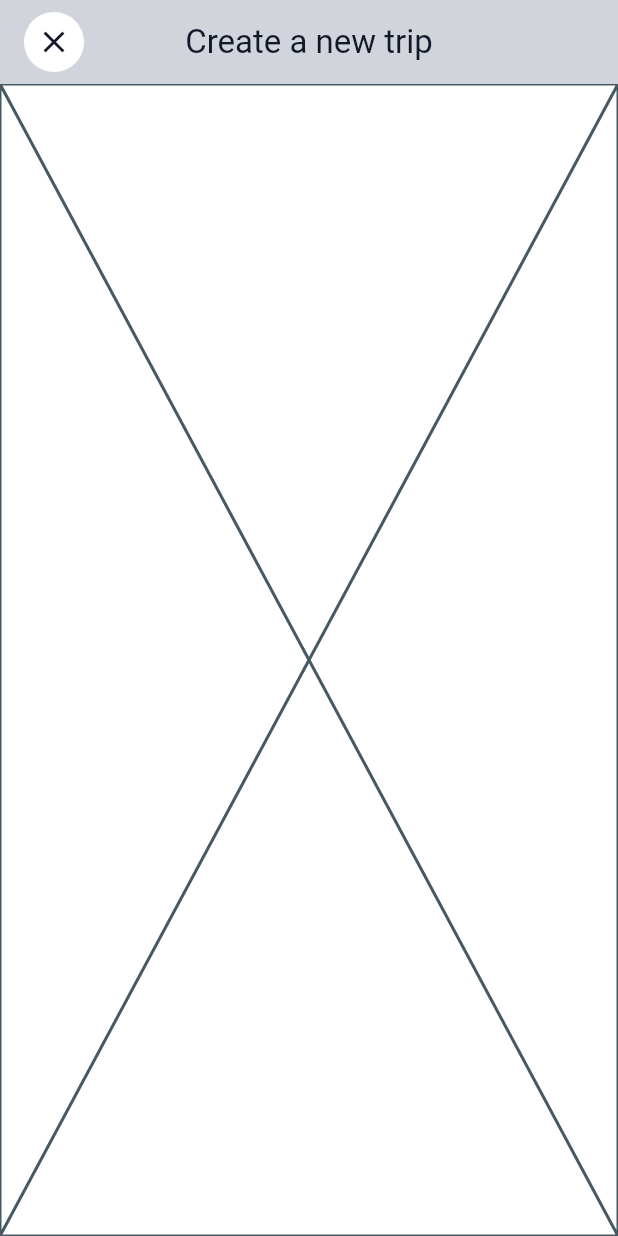
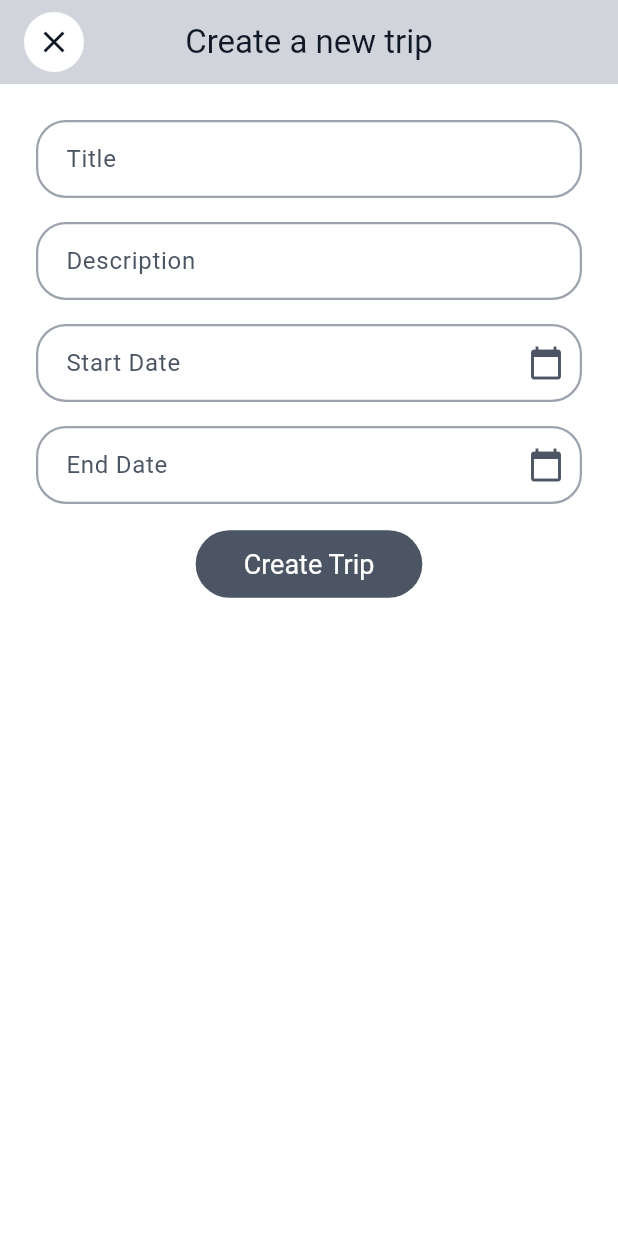
Before and after one commit to STlarner/map-interest-points, a Flutter app: the CreateTripScreen screen opened by its route, on a phone screen of 412 x 824 dp. Run offline on Flutter 3.47's test engine with Material 3 defaults, Android fonts, the phone set to English and light mode, and no system bars; our stand-ins replace cloud_firestore, firebase_auth, firebase_core, firebase_storage, flutter_animate, flutter_map and 5 more; accounts and stored records are empty.

Commit message:
main: basic create trip screen

```diff
--- a/packages/app/lib/ui/screens/create_trip_screen/create_trip_screen.dart
+++ b/packages/app/lib/ui/screens/create_trip_screen/create_trip_screen.dart
@@ -1,9 +1,24 @@
+import "package:core/core.dart";
 import "package:flutter/material.dart";
 
 import "../../widgets/appbar_circle_button.dart";
 
-class CreateTripScreen extends StatelessWidget {
+class CreateTripScreen extends StatefulWidget {
   const CreateTripScreen({super.key});
+
+  @override
+  State<CreateTripScreen> createState() => _CreateTripScreenState();
+}
+
+class _CreateTripScreenState extends State<CreateTripScreen> {
+  final formKey = GlobalKey<FormState>();
+  final titleController = TextEditingController();
+  final descriptionController = TextEditingController();
+  final startDateController = TextEditingController();
+  final endDateController = TextEditingController();
+
+  DateTime? startDate;
+  DateTime? endDate;
 
   @override
   Widget build(BuildContext context) {
@@ -16,10 +31,126 @@ class CreateTripScreen extends StatelessWidget {
           onTap: () => Navigator.of(context).pop(),
         ),
       ),
-      body: const Hero(
-        tag: "bottom-bar-center-button",
-        child: Scaffold(body: Placeholder()),
+      body: SingleChildScrollView(
+        child: Padding(
+          padding: const EdgeInsets.all(24),
+          child: Form(
+            key: formKey,
+            child: Column(
+              spacing: 16,
+              mainAxisSize: MainAxisSize.min,
+              children: [
+                TextFormField(
+                  controller: titleController,
+                  decoration: const InputDecoration(
+                    labelText: "Title",
+                    hintText: "Enter trip title",
+                    border: OutlineInputBorder(),
+                  ),
+                  validator: (value) => (value == null || value.isEmpty)
+                      ? "Enter a valid title"
+                      : null,
+                ),
+                TextFormField(
+                  controller: descriptionController,
+                  decoration: const InputDecoration(
+                    labelText: "Description",
+                    hintText: "Enter trip description",
+                    border: OutlineInputBorder(),
+                  ),
+                  validator: (value) => (value == null || value.isEmpty)
+                      ? "Enter a valid description"
+                      : null,
+                  maxLines: 3,
+                  minLines: 1,
+                ),
+                TextFormField(
+                  controller: startDateController,
+                  readOnly: true,
+                  decoration: const InputDecoration(
+                    labelText: "Start Date",
+                    hintText: "Select start date",
+                    border: OutlineInputBorder(),
+                    suffixIcon: Icon(Icons.calendar_today),
+                  ),
+                  onTap: () => pickDate(
+                    context: context,
+                    controller: startDateController,
+                    initialDate: startDate,
+                    lastDate: endDate,
+                  ),
+                  validator: (value) => (value == null || value.isEmpty)
+                      ? "Select a start date"
+                      : null,
+                ),
+                TextFormField(
+                  controller: endDateController,
+                  readOnly: true,
+                  decoration: const InputDecoration(
+                    labelText: "End Date",
+                    hintText: "Select end date",
+                    border: OutlineInputBorder(),
+                    suffixIcon: Icon(Icons.calendar_today),
+                  ),
+                  onTap: () => pickDate(
+                    context: context,
+                    controller: endDateController,
+                    initialDate: endDate ?? startDate,
+                    firstDate: startDate,
+                  ),
+                  validator: (value) => (value == null || value.isEmpty)
+                      ? "Select an end date"
+                      : null,
+                ),
+                FilledButton(
+                  onPressed: () {
+                    if (formKey.currentState?.validate() == true) {
+                      // Handle form submission
+                    }
+                  },
+                  child: const Text("Create Trip"),
+                ),
+              ],
+            ),
+          ),
+        ),
       ),
     );
   }
+
+  Future<void> pickDate({
+    required BuildContext context,
+    required TextEditingController controller,
+    required DateTime? initialDate,
+    DateTime? firstDate,
+    DateTime? lastDate,
+  }) async {
+    FocusScope.of(context).requestFocus(FocusNode());
+    DateTime? effectiveInitialDate = initialDate;
+    final now = DateTime.now();
+
+    if (controller.text.isNotEmpty) {
+      try {
+        effectiveInitialDate = DateTime.parse(controller.text);
+      } catch (_) {
+        effectiveInitialDate = initialDate ?? now;
+      }
+    } else {
+      effectiveInitialDate = initialDate ?? now;
+    }
+
+    final DateTime? pickedDate = await showDatePicker(
+      context: context,
+      initialDate: effectiveInitialDate,
+      firstDate: firstDate ?? DateTime(now.year - 5),
+      lastDate: lastDate ?? DateTime(now.year + 5),
+    );
+
+    if (pickedDate != null) {
+      final String formattedDate = pickedDate.eEEEdMMMMy;
+      setState(() {
+        controller.text = formattedDate;
+      });
+    }
+  }
 }
```
